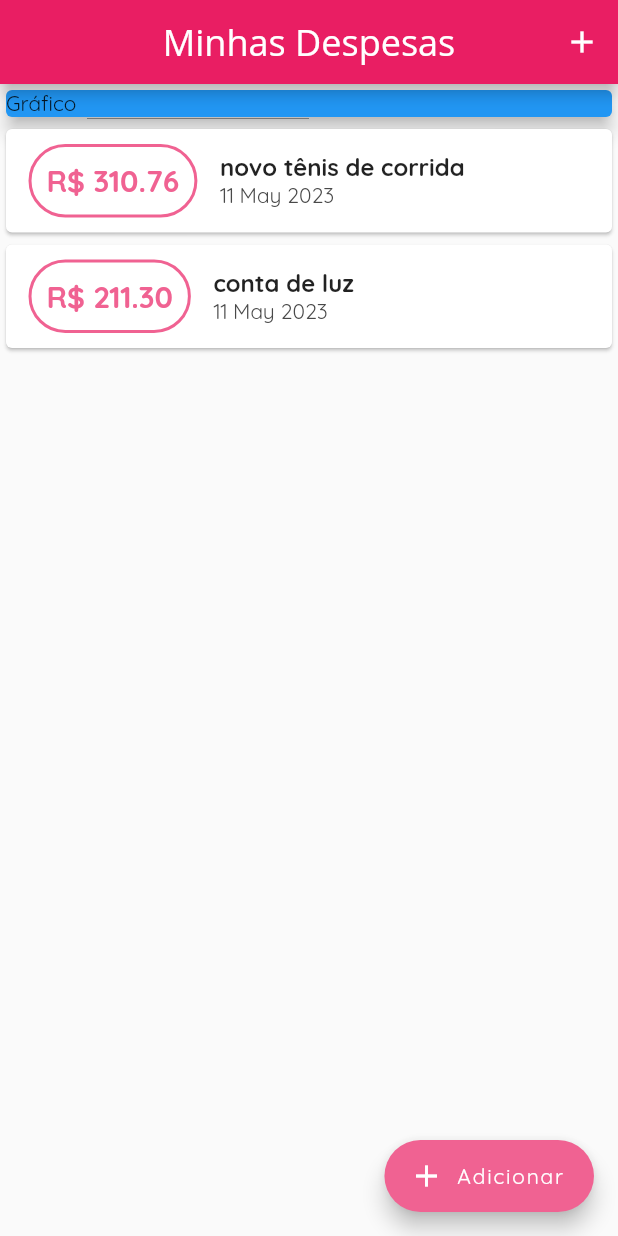
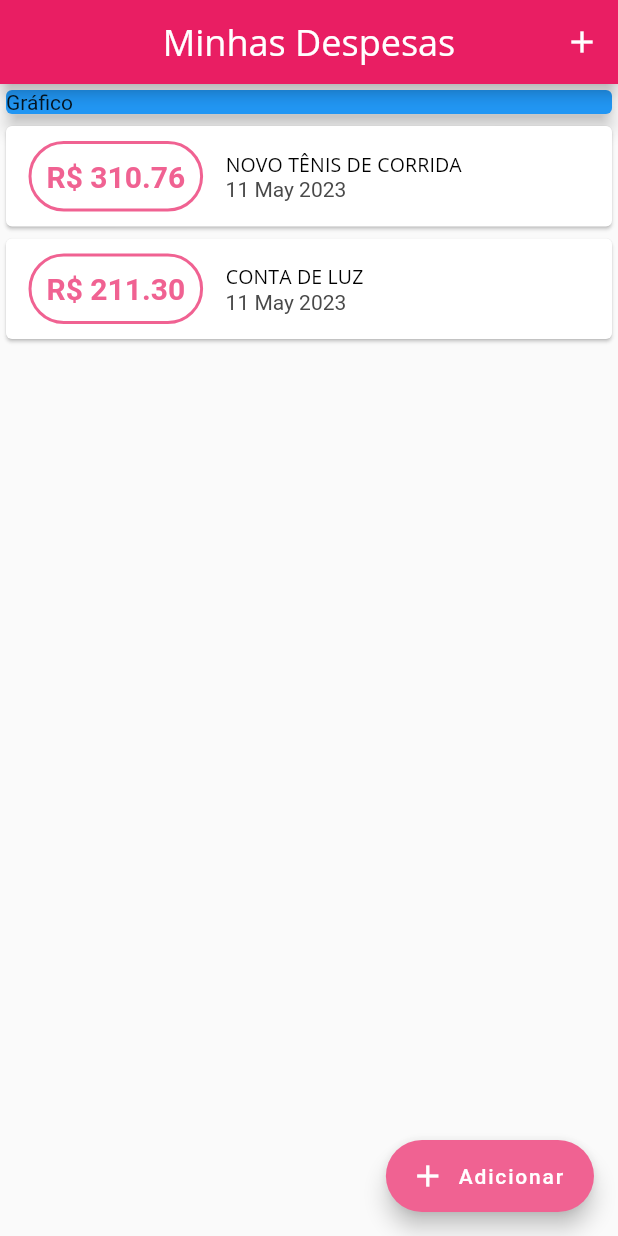
Before and after one commit to fabriciosuhet/expenses, a Flutter app: the screen it shows after launch, on a phone screen of 412 x 824 dp. Run offline on Flutter 3.47's test engine with Material 2 defaults, Android fonts, the phone set to English and light mode, and no system bars.

Commit message:
Adicionando temas com textTheme

```diff
--- a/lib/components/transaction_list.dart
+++ b/lib/components/transaction_list.dart
@@ -44,11 +44,12 @@ class TranscationList extends StatelessWidget {
                   crossAxisAlignment: CrossAxisAlignment.start,
                   children: [
                     Text(
-                      tr.title!,
-                      style: const TextStyle(
-                        fontWeight: FontWeight.bold,
-                        fontSize: 16,
-                      ),
+                      tr.title!.toUpperCase(),
+                      style: Theme.of(context).textTheme.titleSmall,
+                      // style: const TextStyle(
+                      //   fontWeight: FontWeight.bold,
+                      //   fontSize: 16,
+                      // ),
                     ),
                     Text(
                       DateFormat('d MMM y').format(tr.date!),
--- a/lib/main.dart
+++ b/lib/main.dart
@@ -20,11 +20,17 @@ class ExpensesApp extends StatelessWidget {
         colorScheme: ColorScheme.fromSwatch(primarySwatch: Colors.pink)
             .copyWith(secondary: Colors.pink[300]),
             fontFamily: 'Quicksand',
+            textTheme: ThemeData.light().textTheme.copyWith(
+              titleSmall: const TextStyle(
+                fontFamily: 'OpenSans',
+                fontSize: 13,
+              ),
+            ),
             appBarTheme: const AppBarTheme(
               titleTextStyle: TextStyle(
                 fontFamily: 'OpenSans',
                 fontSize: 20,
-              )
+              ),
             ),
       ),
     );
```
